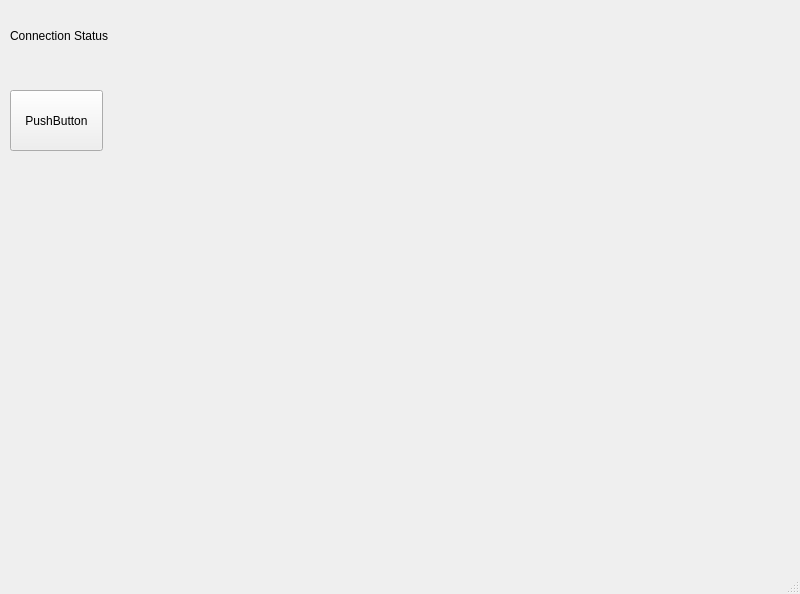
Before: the Qt Designer form Prototyping/GUI/gui.ui in UIC-RMC/communications, drawn with Qt 5.
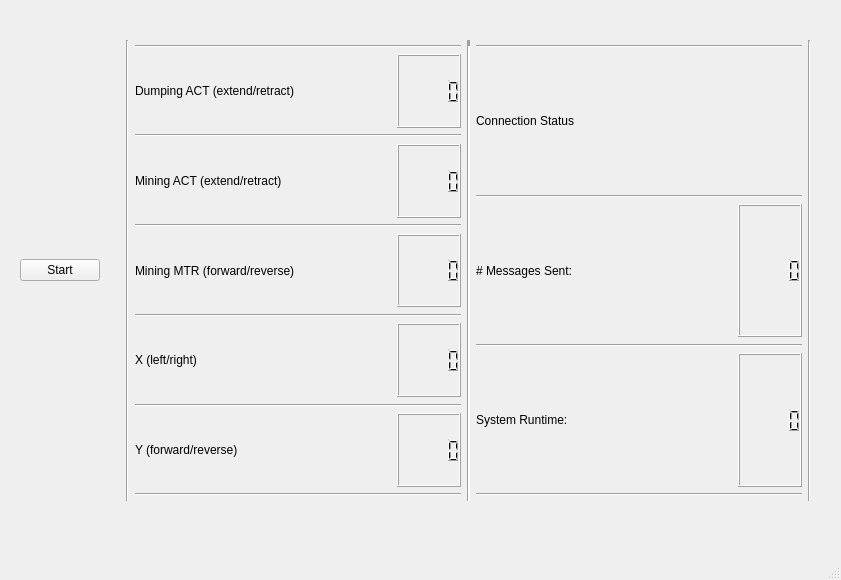
After: the same form once the commit is applied.

What changed in the file:
```diff
--- a/Prototyping/GUI/gui.ui
+++ b/Prototyping/GUI/gui.ui
@@ -6,42 +6,534 @@
    <rect>
     <x>0</x>
     <y>0</y>
-    <width>800</width>
-    <height>594</height>
+    <width>841</width>
+    <height>580</height>
    </rect>
   </property>
   <property name="windowTitle">
    <string>MainWindow</string>
   </property>
   <widget class="QWidget" name="centralwidget">
-   <widget class="QLabel" name="label">
+   <widget class="QWidget" name="horizontalLayoutWidget_8">
     <property name="geometry">
      <rect>
-      <x>10</x>
-      <y>10</y>
-      <width>131</width>
-      <height>51</height>
+      <x>20</x>
+      <y>40</y>
+      <width>801</width>
+      <height>461</height>
      </rect>
     </property>
-    <property name="autoFillBackground">
-     <bool>true</bool>
-    </property>
-    <property name="text">
-     <string>Connection Status</string>
-    </property>
-   </widget>
-   <widget class="QPushButton" name="pushButton">
-    <property name="geometry">
-     <rect>
-      <x>10</x>
-      <y>90</y>
-      <width>93</width>
-      <height>61</height>
-     </rect>
-    </property>
-    <property name="text">
-     <string>PushButton</string>
-    </property>
+    <layout class="QHBoxLayout" name="horizontalLayout_8">
+     <item>
+      <widget class="QPushButton" name="Start">
+       <property name="text">
+        <string>Start</string>
+       </property>
+      </widget>
+     </item>
+     <item>
+      <spacer name="horizontalSpacer_8">
+       <property name="orientation">
+        <enum>Qt::Horizontal</enum>
+       </property>
+       <property name="sizeType">
+        <enum>QSizePolicy::Fixed</enum>
+       </property>
+       <property name="sizeHint" stdset="0">
+        <size>
+         <width>20</width>
+         <height>20</height>
+        </size>
+       </property>
+      </spacer>
+     </item>
+     <item>
+      <widget class="Line" name="line_8">
+       <property name="orientation">
+        <enum>Qt::Vertical</enum>
+       </property>
+      </widget>
+     </item>
+     <item>
+      <layout class="QVBoxLayout" name="verticalLayout">
+       <item>
+        <spacer name="verticalSpacer_9">
+         <property name="orientation">
+          <enum>Qt::Vertical</enum>
+         </property>
+         <property name="sizeType">
+          <enum>QSizePolicy::Fixed</enum>
+         </property>
+         <property name="sizeHint" stdset="0">
+          <size>
+           <width>20</width>
+           <height>5</height>
+          </size>
+         </property>
+        </spacer>
+       </item>
+       <item>
+        <widget class="Line" name="line_13">
+         <property name="orientation">
+          <enum>Qt::Horizontal</enum>
+         </property>
+        </widget>
+       </item>
+       <item>
+        <layout class="QHBoxLayout" name="horizontalLayout_4">
+         <item>
+          <widget class="QLabel" name="label_6">
+           <property name="text">
+            <string>Dumping ACT (extend/retract)</string>
+           </property>
+          </widget>
+         </item>
+         <item>
+          <spacer name="horizontalSpacer_5">
+           <property name="orientation">
+            <enum>Qt::Horizontal</enum>
+           </property>
+           <property name="sizeType">
+            <enum>QSizePolicy::Expanding</enum>
+           </property>
+           <property name="sizeHint" stdset="0">
+            <size>
+             <width>25</width>
+             <height>20</height>
+            </size>
+           </property>
+          </spacer>
+         </item>
+         <item>
+          <widget class="QLCDNumber" name="dumpingACT"/>
+         </item>
+        </layout>
+       </item>
+       <item>
+        <widget class="Line" name="line_2">
+         <property name="orientation">
+          <enum>Qt::Horizontal</enum>
+         </property>
+        </widget>
+       </item>
+       <item>
+        <spacer name="verticalSpacer">
+         <property name="orientation">
+          <enum>Qt::Vertical</enum>
+         </property>
+         <property name="sizeType">
+          <enum>QSizePolicy::Fixed</enum>
+         </property>
+         <property name="sizeHint" stdset="0">
+          <size>
+           <width>20</width>
+           <height>1</height>
+          </size>
+         </property>
+        </spacer>
+       </item>
+       <item>
+        <layout class="QHBoxLayout" name="horizontalLayout_2">
+         <item>
+          <widget class="QLabel" name="label_5">
+           <property name="text">
+            <string>Mining ACT (extend/retract)</string>
+           </property>
+          </widget>
+         </item>
+         <item>
+          <spacer name="horizontalSpacer_3">
+           <property name="orientation">
+            <enum>Qt::Horizontal</enum>
+           </property>
+           <property name="sizeType">
+            <enum>QSizePolicy::Expanding</enum>
+           </property>
+           <property name="sizeHint" stdset="0">
+            <size>
+             <width>25</width>
+             <height>28</height>
+            </size>
+           </property>
+          </spacer>
+         </item>
+         <item>
+          <widget class="QLCDNumber" name="miningACT"/>
+         </item>
+        </layout>
+       </item>
+       <item>
+        <widget class="Line" name="line_4">
+         <property name="orientation">
+          <enum>Qt::Horizontal</enum>
+         </property>
+        </widget>
+       </item>
+       <item>
+        <spacer name="verticalSpacer_2">
+         <property name="orientation">
+          <enum>Qt::Vertical</enum>
+         </property>
+         <property name="sizeType">
+          <enum>QSizePolicy::Fixed</enum>
+         </property>
+         <property name="sizeHint" stdset="0">
+          <size>
+           <width>20</width>
+           <height>1</height>
+          </size>
+         </property>
+        </spacer>
+       </item>
+       <item>
+        <layout class="QHBoxLayout" name="horizontalLayout_6">
+         <item>
+          <widget class="QLabel" name="label_4">
+           <property name="text">
+            <string>Mining MTR (forward/reverse)</string>
+           </property>
+          </widget>
+         </item>
+         <item>
+          <spacer name="horizontalSpacer">
+           <property name="orientation">
+            <enum>Qt::Horizontal</enum>
+           </property>
+           <property name="sizeHint" stdset="0">
+            <size>
+             <width>40</width>
+             <height>20</height>
+            </size>
+           </property>
+          </spacer>
+         </item>
+         <item>
+          <widget class="QLCDNumber" name="miningMTR"/>
+         </item>
+        </layout>
+       </item>
+       <item>
+        <spacer name="verticalSpacer_3">
+         <property name="orientation">
+          <enum>Qt::Vertical</enum>
+         </property>
+         <property name="sizeType">
+          <enum>QSizePolicy::Fixed</enum>
+         </property>
+         <property name="sizeHint" stdset="0">
+          <size>
+           <width>20</width>
+           <height>1</height>
+          </size>
+         </property>
+        </spacer>
+       </item>
+       <item>
+        <widget class="Line" name="line_3">
+         <property name="orientation">
+          <enum>Qt::Horizontal</enum>
+         </property>
+        </widget>
+       </item>
+       <item>
+        <layout class="QHBoxLayout" name="horizontalLayout">
+         <item>
+          <widget class="QLabel" name="label_2">
+           <property name="text">
+            <string>X (left/right)</string>
+           </property>
+          </widget>
+         </item>
+         <item>
+          <spacer name="horizontalSpacer_2">
+           <property name="orientation">
+            <enum>Qt::Horizontal</enum>
+           </property>
+           <property name="sizeHint" stdset="0">
+            <size>
+             <width>181</width>
+             <height>69</height>
+            </size>
+           </property>
+          </spacer>
+         </item>
+         <item>
+          <widget class="QLCDNumber" name="xMTR"/>
+         </item>
+        </layout>
+       </item>
+       <item>
+        <spacer name="verticalSpacer_4">
+         <property name="orientation">
+          <enum>Qt::Vertical</enum>
+         </property>
+         <property name="sizeType">
+          <enum>QSizePolicy::Fixed</enum>
+         </property>
+         <property name="sizeHint" stdset="0">
+          <size>
+           <width>20</width>
+           <height>1</height>
+          </size>
+         </property>
+        </spacer>
+       </item>
+       <item>
+        <widget class="Line" name="line_5">
+         <property name="orientation">
+          <enum>Qt::Horizontal</enum>
+         </property>
+        </widget>
+       </item>
+       <item>
+        <layout class="QHBoxLayout" name="horizontalLayout_5">
+         <item>
+          <widget class="QLabel" name="label_7">
+           <property name="text">
+            <string>Y (forward/reverse)</string>
+           </property>
+          </widget>
+         </item>
+         <item>
+          <spacer name="horizontalSpacer_6">
+           <property name="orientation">
+            <enum>Qt::Horizontal</enum>
+           </property>
+           <property name="sizeHint" stdset="0">
+            <size>
+             <width>40</width>
+             <height>20</height>
+            </size>
+           </property>
+          </spacer>
+         </item>
+         <item>
+          <widget class="QLCDNumber" name="yMTR"/>
+         </item>
+        </layout>
+       </item>
+       <item>
+        <widget class="Line" name="line_10">
+         <property name="orientation">
+          <enum>Qt::Horizontal</enum>
+         </property>
+        </widget>
+       </item>
+       <item>
+        <spacer name="verticalSpacer_7">
+         <property name="orientation">
+          <enum>Qt::Vertical</enum>
+         </property>
+         <property name="sizeType">
+          <enum>QSizePolicy::Fixed</enum>
+         </property>
+         <property name="sizeHint" stdset="0">
+          <size>
+           <width>20</width>
+           <height>5</height>
+          </size>
+         </property>
+        </spacer>
+       </item>
+      </layout>
+     </item>
+     <item>
+      <widget class="Line" name="line">
+       <property name="enabled">
+        <bool>true</bool>
+       </property>
+       <property name="lineWidth">
+        <number>6</number>
+       </property>
+       <property name="orientation">
+        <enum>Qt::Vertical</enum>
+       </property>
+      </widget>
+     </item>
+     <item>
+      <layout class="QVBoxLayout" name="verticalLayout_4">
+       <item>
+        <spacer name="verticalSpacer_10">
+         <property name="orientation">
+          <enum>Qt::Vertical</enum>
+         </property>
+         <property name="sizeType">
+          <enum>QSizePolicy::Fixed</enum>
+         </property>
+         <property name="sizeHint" stdset="0">
+          <size>
+           <width>20</width>
+           <height>5</height>
+          </size>
+         </property>
+        </spacer>
+       </item>
+       <item>
+        <widget class="Line" name="line_12">
+         <property name="orientation">
+          <enum>Qt::Horizontal</enum>
+         </property>
+        </widget>
+       </item>
+       <item>
+        <widget class="QLabel" name="label">
+         <property name="autoFillBackground">
+          <bool>true</bool>
+         </property>
+         <property name="text">
+          <string>Connection Status</string>
+         </property>
+        </widget>
+       </item>
+       <item>
+        <spacer name="verticalSpacer_5">
+         <property name="orientation">
+          <enum>Qt::Vertical</enum>
+         </property>
+         <property name="sizeType">
+          <enum>QSizePolicy::Fixed</enum>
+         </property>
+         <property name="sizeHint" stdset="0">
+          <size>
+           <width>20</width>
+           <height>1</height>
+          </size>
+         </property>
+        </spacer>
+       </item>
+       <item>
+        <widget class="Line" name="line_7">
+         <property name="orientation">
+          <enum>Qt::Horizontal</enum>
+         </property>
+        </widget>
+       </item>
+       <item>
+        <layout class="QHBoxLayout" name="horizontalLayout_3">
+         <item>
+          <widget class="QLabel" name="label_3">
+           <property name="text">
+            <string># Messages Sent:</string>
+           </property>
+          </widget>
+         </item>
+         <item>
+          <spacer name="horizontalSpacer_4">
+           <property name="orientation">
+            <enum>Qt::Horizontal</enum>
+           </property>
+           <property name="sizeHint" stdset="0">
+            <size>
+             <width>40</width>
+             <height>20</height>
+            </size>
+           </property>
+          </spacer>
+         </item>
+         <item>
+          <widget class="QLCDNumber" name="msgSent"/>
+         </item>
+        </layout>
+       </item>
+       <item>
+        <spacer name="verticalSpacer_6">
+         <property name="orientation">
+          <enum>Qt::Vertical</enum>
+         </property>
+         <property name="sizeType">
+          <enum>QSizePolicy::Fixed</enum>
+         </property>
+         <property name="sizeHint" stdset="0">
+          <size>
+           <width>20</width>
+           <height>1</height>
+          </size>
+         </property>
+        </spacer>
+       </item>
+       <item>
+        <widget class="Line" name="line_6">
+         <property name="orientation">
+          <enum>Qt::Horizontal</enum>
+         </property>
+        </widget>
+       </item>
+       <item>
+        <layout class="QHBoxLayout" name="horizontalLayout_7">
+         <item>
+          <widget class="QLabel" name="label_8">
+           <property name="text">
+            <string>System Runtime:</string>
+           </property>
+          </widget>
+         </item>
+         <item>
+          <spacer name="horizontalSpacer_7">
+           <property name="orientation">
+            <enum>Qt::Horizontal</enum>
+           </property>
+           <property name="sizeHint" stdset="0">
+            <size>
+             <width>40</width>
+             <height>20</height>
+            </size>
+           </property>
+          </spacer>
+         </item>
+         <item>
+          <widget class="QLCDNumber" name="runtime"/>
+         </item>
+        </layout>
+       </item>
+       <item>
+        <widget class="Line" name="line_11">
+         <property name="orientation">
+          <enum>Qt::Horizontal</enum>
+         </property>
+        </widget>
+       </item>
+       <item>
+        <spacer name="verticalSpacer_8">
+         <property name="orientation">
+          <enum>Qt::Vertical</enum>
+         </property>
+         <property name="sizeType">
+          <enum>QSizePolicy::Fixed</enum>
+         </property>
+         <property name="sizeHint" stdset="0">
+          <size>
+           <width>20</width>
+           <height>5</height>
+          </size>
+         </property>
+        </spacer>
+       </item>
+      </layout>
+     </item>
+     <item>
+      <widget class="Line" name="line_9">
+       <property name="orientation">
+        <enum>Qt::Vertical</enum>
+       </property>
+      </widget>
+     </item>
+     <item>
+      <spacer name="horizontalSpacer_9">
+       <property name="orientation">
+        <enum>Qt::Horizontal</enum>
+       </property>
+       <property name="sizeType">
+        <enum>QSizePolicy::Fixed</enum>
+       </property>
+       <property name="sizeHint" stdset="0">
+        <size>
+         <width>10</width>
+         <height>20</height>
+        </size>
+       </property>
+      </spacer>
+     </item>
+    </layout>
    </widget>
   </widget>
   <widget class="QStatusBar" name="statusbar"/>
```
